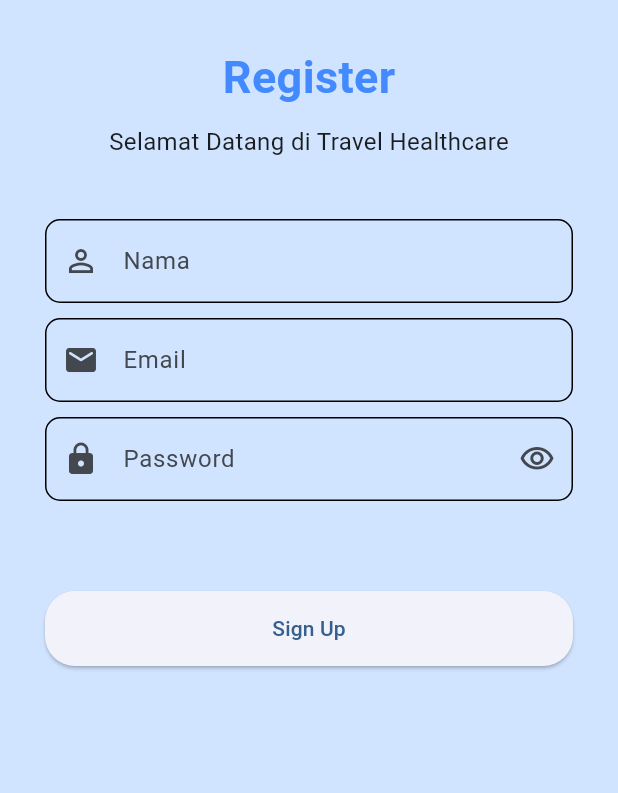
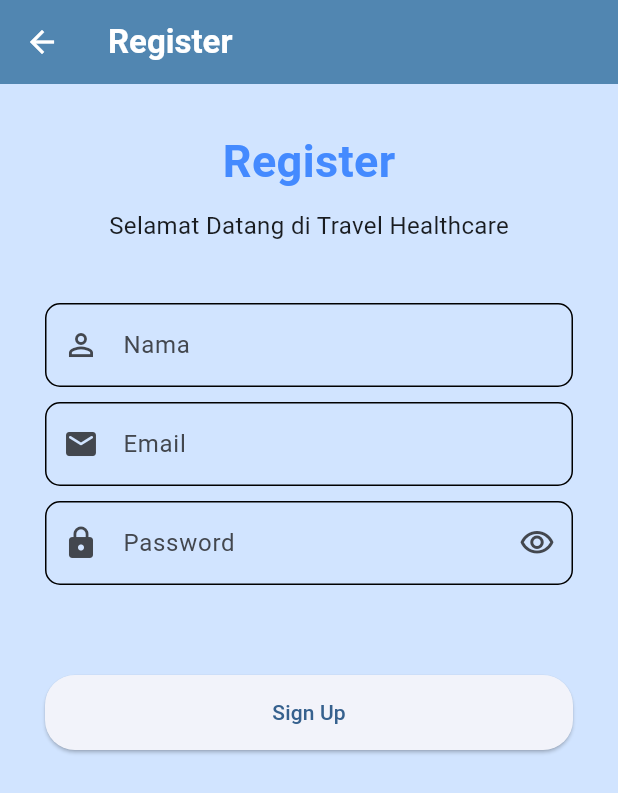
Before and after one commit to thekill022/travel_healtcare, a Flutter app: the screen it shows after launch, item 2 of the bottom bar chosen, after a tap on "Signup", on a phone screen of 412 x 824 dp. Shown: the top 793 px of the screen. Run offline on Flutter 3.47's test engine with Material 3 defaults, Android fonts, the phone set to English and light mode, and no system bars; our stand-ins replace iconsax, shared_preferences; accounts and stored records are empty.

Commit message:
memperbaiki login dan register

```diff
--- a/lib/views/login.dart
+++ b/lib/views/login.dart
@@ -3,6 +3,7 @@ import 'dart:convert';
 import 'package:flutter/material.dart';
 import 'package:http/http.dart' as http;
 import 'package:shared_preferences/shared_preferences.dart';
+import 'package:travel_healthcare/components/header_sub.dart';
 import 'package:travel_healthcare/controller/travelhistory_controller.dart';
 import 'package:travel_healthcare/homenavbar.dart';
 import 'package:travel_healthcare/views/register.dart';
@@ -90,6 +91,7 @@ class _LoginPageState extends State<LoginPage> {
   @override
   Widget build(BuildContext context) {
     return Scaffold(
+      appBar: HeaderSub(context, titleText: 'Login'),
       backgroundColor: Theme.of(context).colorScheme.primaryContainer,
       body: SafeArea(
         child: Form(
--- a/lib/views/register.dart
+++ b/lib/views/register.dart
@@ -2,6 +2,7 @@ import 'dart:convert';
 
 import 'package:flutter/material.dart';
 import 'package:http/http.dart' as http;
+import 'package:travel_healthcare/components/header_sub.dart';
 import 'package:travel_healthcare/controller/travelhistory_controller.dart';
 import 'package:travel_healthcare/views/login.dart';
 
@@ -91,6 +92,7 @@ class _RegisterPageState extends State<RegisterPage> {
   @override
   Widget build(BuildContext context) {
     return Scaffold(
+      appBar: HeaderSub(context, titleText: 'Register'),
       backgroundColor: Theme.of(context).colorScheme.primaryContainer,
       body: SafeArea(
         child: Form(
```
